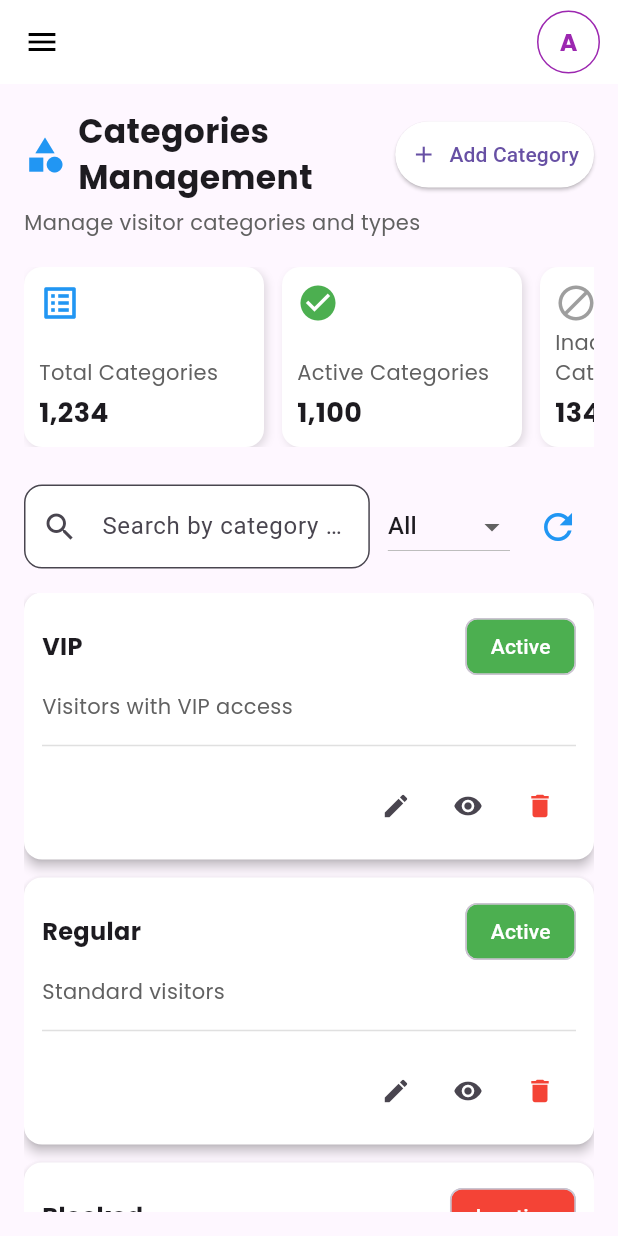
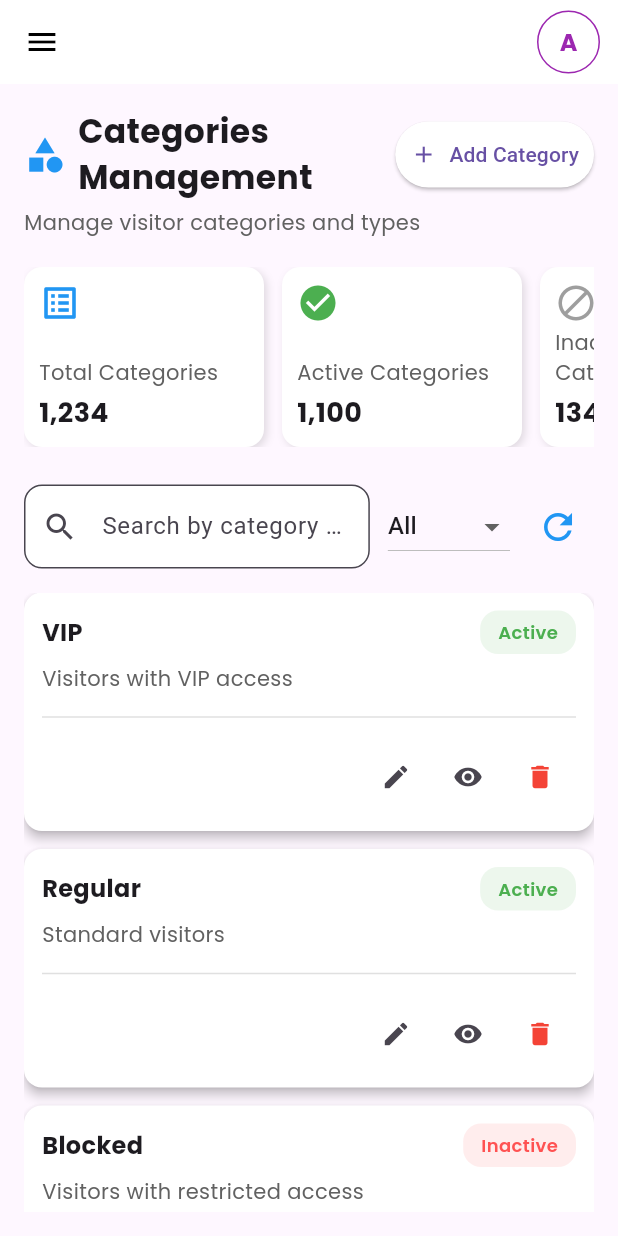
Before and after one commit to pramodkunja/Gate_check, a Flutter app: the CategoriesManagementScreen screen opened directly, on a phone screen of 412 x 824 dp. Run offline on Flutter 3.47's test engine with Material 3 defaults, Android fonts, the phone set to English and light mode, and no system bars; our stand-ins replace font_awesome_flutter, google_fonts, permission_handler, qr_flutter.

Commit message:
changed code

```diff
--- a/lib/Admin_Screens/Categories/Screens/categories_management_screen.dart
+++ b/lib/Admin_Screens/Categories/Screens/categories_management_screen.dart
@@ -418,14 +418,27 @@ class CategoryCard extends StatelessWidget {
                     fontSize: 16,
                   ),
                 ),
-                Chip(
-                  label: Text(
+                Container(
+                  padding: const EdgeInsets.symmetric(
+                    horizontal: 12,
+                    vertical: 6,
+                  ),
+                  decoration: BoxDecoration(
+                    color: category.isActive
+                        ? Colors.green.withOpacity(0.1)
+                        : Colors.redAccent.withOpacity(0.1),
+                    borderRadius: BorderRadius.circular(12),
+                  ),
+                  child: Text(
                     category.isActive ? 'Active' : 'Inactive',
-                    style: TextStyle(color: Colors.white),
+                    style: GoogleFonts.poppins(
+                      color: category.isActive
+                          ? Colors.green
+                          : Colors.redAccent,
+                      fontSize: 12,
+                      fontWeight: FontWeight.w600,
+                    ),
                   ),
-                  backgroundColor: category.isActive
-                      ? Colors.green
-                      : Colors.red,
                 ),
               ],
             ),
--- a/lib/Admin_Screens/Categories/models/category_model.dart
+++ b/lib/Admin_Screens/Categories/models/category_model.dart
@@ -3,7 +3,6 @@ final String id;
   String name;
   String description;
   bool isActive;
-
 
   Category({
     required this.id,
--- a/lib/Admin_Screens/Organization_Management_Screens/widgets/user_card.dart
+++ b/lib/Admin_Screens/Organization_Management_Screens/widgets/user_card.dart
@@ -61,13 +61,13 @@ class UserCard extends StatelessWidget {
                 decoration: BoxDecoration(
                   color: user.isActive
                       ? Colors.green.withOpacity(0.1)
-                      : Colors.grey.withOpacity(0.1),
+                      : Colors.redAccent.withOpacity(0.1),
                   borderRadius: BorderRadius.circular(12),
                 ),
                 child: Text(
                   user.isActive ? 'Active' : 'Inactive',
                   style: GoogleFonts.poppins(
-                    color: user.isActive ? Colors.green : Colors.grey,
+                    color: user.isActive ? Colors.green : Colors.redAccent,
                     fontSize: 12,
                     fontWeight: FontWeight.w600,
                   ),
--- a/lib/const_color.dart
+++ /dev/null
@@ -1,4 +0,0 @@
-import 'dart:ui';
-
-const snavy = Color(0xFF001F3F);
-const spurple = Color(0xFF7C4585);
--- a/lib/main.dart
+++ b/lib/main.dart
@@ -1,4 +1,5 @@
 import 'package:flutter/material.dart';
+import 'package:gatecheck/Auth_Screens/gatecheck_signin.dart';
 import 'package:gatecheck/User_Screens/Dashboard_Screens/user_dashboard.dart';
 // import 'package:gatecheck/gatecheck_signin.dart';
 // import 'package:gatecheck/visitors_screen.dart';
@@ -14,7 +15,7 @@ class MyApp extends StatelessWidget {
   Widget build(BuildContext context) {
     return MaterialApp(
       debugShowCheckedModeBanner: false,
-      home: const UserDashboardScreen(),
+      home: const GateCheckSignIn(),
     );
   }
 }
```
Also changed, not shown: lib/Admin_Screens/Categories/widgets/category_row.dart (+7 -8 lines), lib/Admin_Screens/Categories/widgets/info_card.dart (+13 -8 lines). Lines whose indentation alone changed are shown as unchanged.
